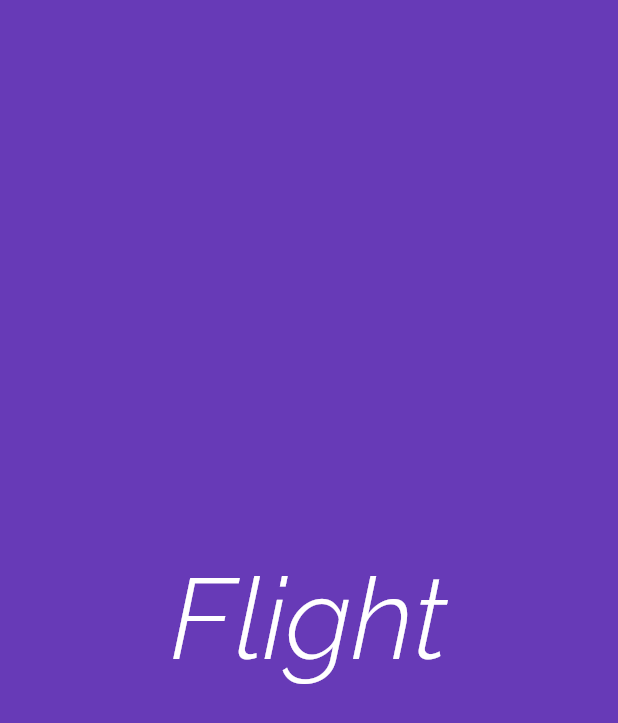
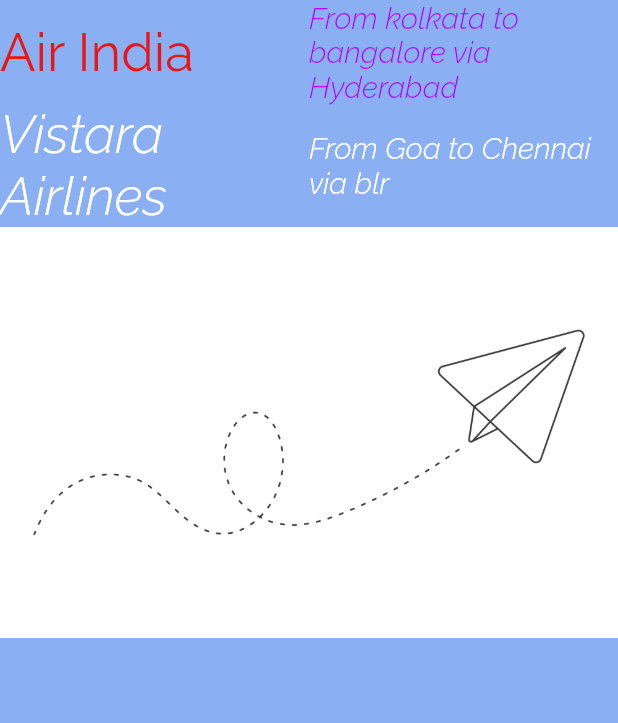
Before and after one commit to Shreyashi36/simple-interest-calculator, a Flutter app: the screen it shows after launch, on a phone screen of 412 x 824 dp. Shown: the top 723 px of the screen. Run offline on Flutter 3.47's test engine with Material 3 defaults, Android fonts, the phone set to English and light mode, and no system bars.

Commit message:
added an image to the app

```diff
--- a/lib/app_screens/home.dart
+++ b/lib/app_screens/home.dart
@@ -1,25 +1,94 @@
 import 'package:flutter/material.dart';
 
- class Home extends StatelessWidget{
+class Home extends StatelessWidget {
   @override
-  Widget build(BuildContext context){
+  Widget build(BuildContext context) {
     return Center(
         child: Container(
             alignment: Alignment.center,
-      color: Colors.deepPurple,
-      child: Text("Flight",
+            color: const Color.fromARGB(255, 138, 175, 242),
+            child: Column(
+              children: [
+                //row 1
+              Row(
+                children: [
+                  Expanded(
+                      child: Text(
+                    "Air India",
                     textDirection: TextDirection.ltr,
                     style: TextStyle(
                         decoration: TextDecoration.none,
-        fontSize: 75.0,
+                        fontSize: 35.0,
+                        fontFamily: 'Raleway',
+                        fontWeight: FontWeight.w300,
+                        fontStyle: FontStyle.normal,
+                        color: const Color.fromARGB(255, 233, 22, 22)),
+                  )),
+                  Expanded(
+                      child: Text(
+                    "From kolkata to bangalore via Hyderabad",
+                    textDirection: TextDirection.ltr,
+                    style: TextStyle(
+                        decoration: TextDecoration.none,
+                        fontSize: 20.0,
                         fontFamily: 'Raleway',
                         fontWeight: FontWeight.w300,
                         fontStyle: FontStyle.italic,
-        color: Colors.white),)
+                        color: const Color.fromARGB(255, 181, 5, 245)),
+                  ))
+                ],
+              ),
+              //row 2
+              Row(
+                children: [
+                  Expanded(
+                      child: Text(
+                    "Vistara Airlines",
+                    textDirection: TextDirection.ltr,
+                    style: TextStyle(
+                        decoration: TextDecoration.none,
+                        fontSize: 35.0,
+                        fontFamily: 'Raleway',
+                        fontWeight: FontWeight.w300,
+                        fontStyle: FontStyle.italic,
+                        color: Colors.white),
+                  )),
+                  Expanded(
+                      child: Text(
+                    "From Goa to Chennai via blr",
+                    textDirection: TextDirection.ltr,
+                    style: TextStyle(
+                        decoration: TextDecoration.none,
+                        fontSize: 20.0,
+                        fontFamily: 'Raleway',
+                        fontWeight: FontWeight.w300,
+                        fontStyle: FontStyle.italic,
+                        color: Colors.white),
+                  ))
+                ],
+              ),
+              //row 3
+              FlightImageAsset()
+            ]
           )
-
+        )
       );
-
-
   }
 }
+
+class FlightImageAsset extends StatelessWidget{
+  @override
+  Widget build(BuildContext context){
+    AssetImage assetImage = AssetImage('assets/images/plane.jpg');
+    Image image = Image(image: assetImage);
+    return Container(child: image);
+  }
+}
+// class FlightImage extends StatelessWidget {
+//   @override
+//   Widget build(BuildContext context) {
+//     return Container(
+//       child: Image.asset('assets/images/plane.jpg', width: 250.0, height: 250.0),
+//     );
+//   }
+// }
--- a/pubspec.yaml
+++ b/pubspec.yaml
@@ -58,9 +58,9 @@ flutter:
   uses-material-design: true
 
   # To add assets to your application, add an assets section, like this:
-  # assets:
-  #   - images/a_dot_burr.jpeg
-  #   - images/a_dot_ham.jpeg
+  assets:
+    - assets/images/plane.jpg
+    # - images/a_dot_ham.jpeg
 
   # An image asset can refer to one or more resolution-specific "variants", see
   # https://flutter.dev/to/resolution-aware-images
```
Also changed, not shown: assets/images/plane.jpg (added). Lines whose indentation alone changed are shown as unchanged.
